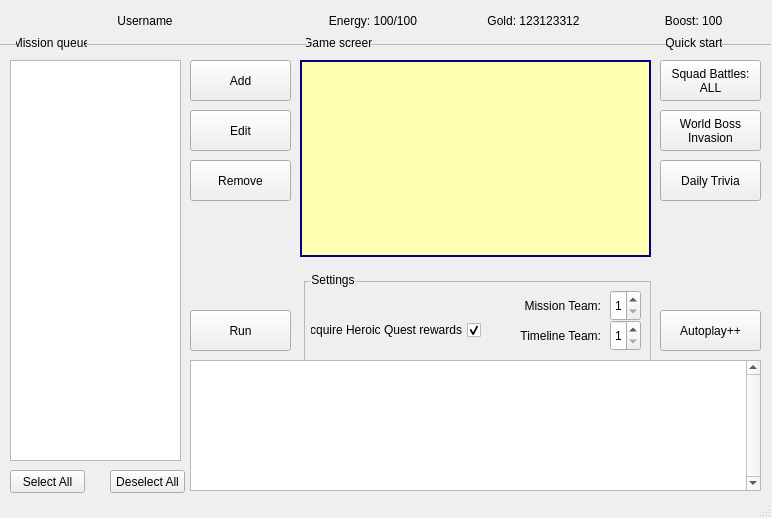
This is lib/gui/designes/main_window.ui in tmarenko/mff_auto as Qt 5 draws it before an edit. The edited form follows.
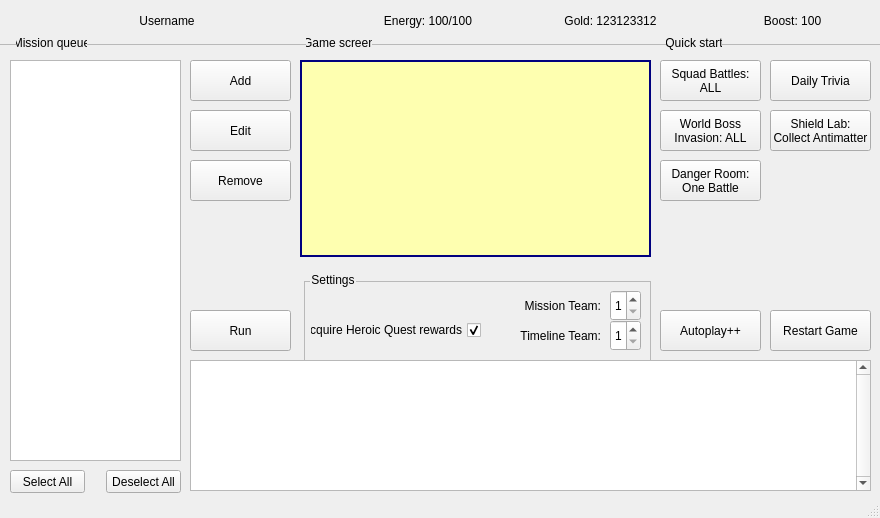
This is the edited form.

```diff
--- a/lib/gui/designes/main_window.ui
+++ b/lib/gui/designes/main_window.ui
@@ -6,7 +6,7 @@
    <rect>
     <x>0</x>
     <y>0</y>
-    <width>772</width>
+    <width>880</width>
     <height>518</height>
    </rect>
   </property>
@@ -81,7 +81,7 @@
      <rect>
       <x>190</x>
       <y>360</y>
-      <width>571</width>
+      <width>681</width>
       <height>131</height>
      </rect>
     </property>
@@ -147,8 +147,8 @@
    <widget class="QPushButton" name="daily_trivia_button">
     <property name="geometry">
      <rect>
-      <x>660</x>
-      <y>160</y>
+      <x>770</x>
+      <y>60</y>
       <width>101</width>
       <height>41</height>
      </rect>
@@ -168,7 +168,7 @@
     </property>
     <property name="text">
      <string>World Boss 
-Invasion</string>
+Invasion: ALL</string>
     </property>
     <property name="checkable">
      <bool>false</bool>
@@ -338,7 +338,7 @@
      <rect>
       <x>10</x>
       <y>0</y>
-      <width>751</width>
+      <width>861</width>
       <height>41</height>
      </rect>
     </property>
@@ -415,7 +415,7 @@
      <rect>
       <x>0</x>
       <y>34</y>
-      <width>771</width>
+      <width>881</width>
       <height>20</height>
      </rect>
     </property>
@@ -559,7 +559,7 @@
    <widget class="QPushButton" name="list_deselect_all_button">
     <property name="geometry">
      <rect>
-      <x>110</x>
+      <x>106</x>
       <y>470</y>
       <width>75</width>
       <height>23</height>
@@ -569,6 +569,47 @@
      <string>Deselect All</string>
     </property>
    </widget>
+   <widget class="QPushButton" name="shield_lab_button">
+    <property name="geometry">
+     <rect>
+      <x>770</x>
+      <y>110</y>
+      <width>101</width>
+      <height>41</height>
+     </rect>
+    </property>
+    <property name="text">
+     <string>Shield Lab:
+Collect Antimatter</string>
+    </property>
+   </widget>
+   <widget class="QPushButton" name="danger_room_button">
+    <property name="geometry">
+     <rect>
+      <x>660</x>
+      <y>160</y>
+      <width>101</width>
+      <height>41</height>
+     </rect>
+    </property>
+    <property name="text">
+     <string>Danger Room:
+One Battle</string>
+    </property>
+   </widget>
+   <widget class="QPushButton" name="restart_game_button">
+    <property name="geometry">
+     <rect>
+      <x>770</x>
+      <y>310</y>
+      <width>101</width>
+      <height>41</height>
+     </rect>
+    </property>
+    <property name="text">
+     <string>Restart Game</string>
+    </property>
+   </widget>
    <zorder>line_4</zorder>
    <zorder>line_3</zorder>
    <zorder>line_2</zorder>
```
Left out of the diff: 9 changed lines with no effect on the pictures.
